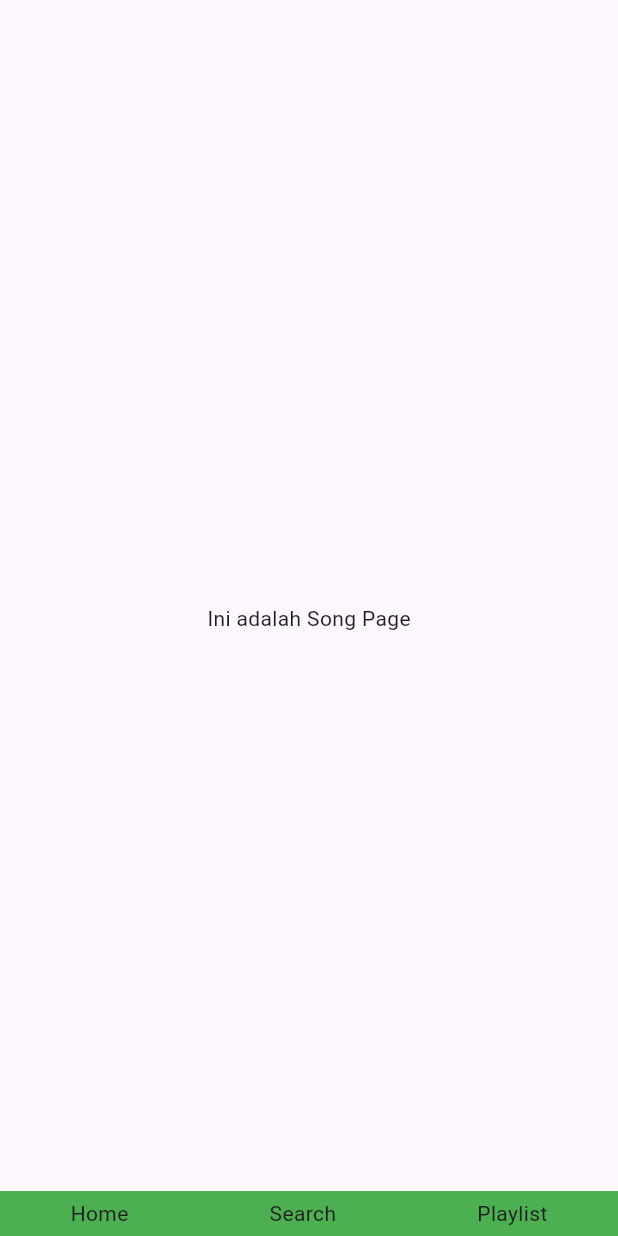
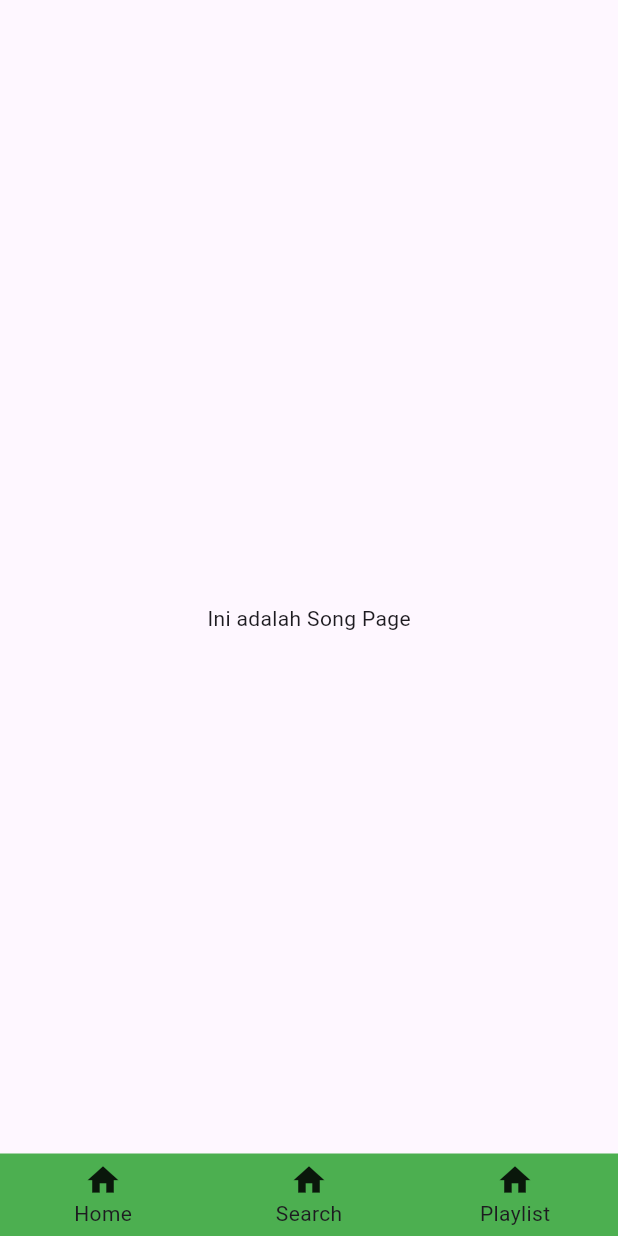
Before and after one commit to Blueeyss14/deep-M, a Flutter app: the screen it shows after launch, on a phone screen of 412 x 824 dp. Run offline on Flutter 3.47's test engine with Material 3 defaults, Android fonts, the phone set to English and light mode, and no system bars.

Commit message:
update: bottom bar icon

```diff
--- a/lib/src/features/views/home/home_page.dart
+++ b/lib/src/features/views/home/home_page.dart
@@ -55,19 +55,30 @@ class _HomePageState extends State<HomePage>
           ),
 
           /// BOTTOM BAR
-          Align(
-            alignment: Alignment.bottomCenter,
-            child: Container(
-              height: 30,
+          Column(
+            mainAxisAlignment: MainAxisAlignment.end,
+            children: [
+              Container(
                 width: double.infinity,
                 color: Colors.green,
                 child: Row(
                   mainAxisAlignment: MainAxisAlignment.spaceAround,
                   children: List.generate(
                     bottomBarItem.length,
-                  (i) => GestureDetector(
+                    (i) => Expanded(
+                      child: GestureDetector(
                         onTap: () => pageIndex(i),
-                    child: Text(bottomBarItem[i].title),
+                        child: Container(
+                          padding: const EdgeInsets.symmetric(vertical: 5),
+                          color: Colors.transparent,
+                          child: Column(
+                            mainAxisAlignment: MainAxisAlignment.center,
+                            children: [
+                              Icon(bottomBarItem[i].icon.icon, size: 25),
+                              Text(bottomBarItem[i].title),
+                            ],
+                          ),
+                        ),
                       ),
                     ),
                   ),
@@ -75,6 +86,8 @@ class _HomePageState extends State<HomePage>
               ),
             ],
           ),
+        ],
+      ),
     );
   }
 }
```
Lines whose indentation alone changed are shown as unchanged.
